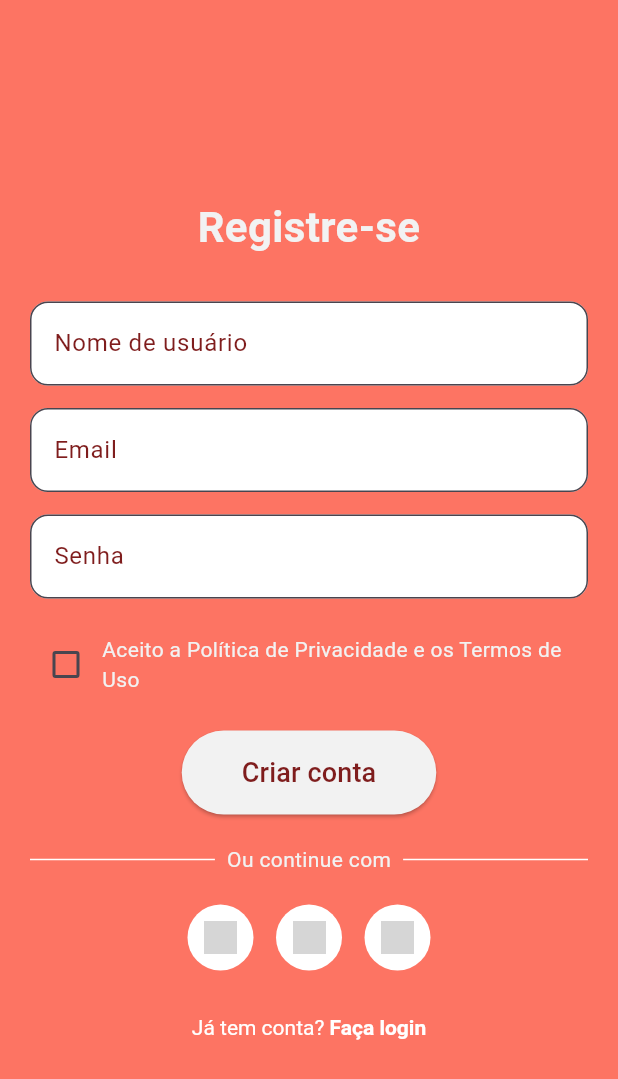
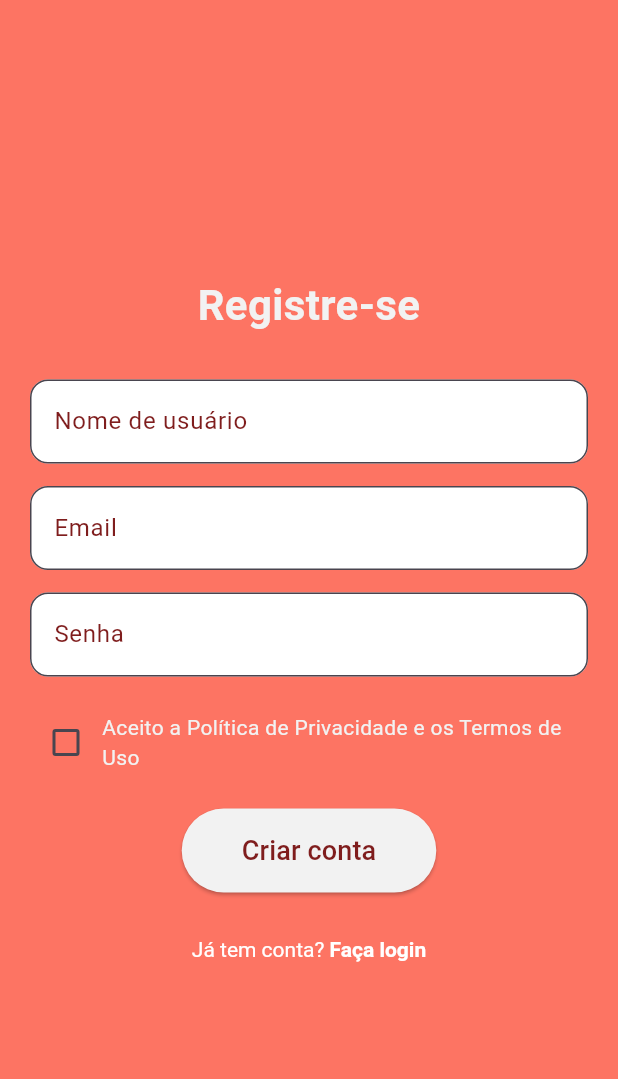
Before and after one commit to igorborges812/TCC-Ulbra-2025-Frontend, a Flutter app: the RegisterScreen screen opened directly, on a phone screen of 412 x 824 dp. Shown: the top 1079 px of the screen. Run offline on Flutter 3.47's test engine with Material 3 defaults, Android fonts, the light colour scheme and no system bars; our stand-ins replace dio, flutter_svg, image_picker, share_plus, shared_preferences, supabase; accounts and stored records are empty; network calls fail; grey boxes are pictures that could not be loaded.

Commit message:
ajuste register screen

```diff
--- a/lib/screens/register_screen.dart
+++ b/lib/screens/register_screen.dart
@@ -108,28 +108,6 @@ class _RegisterScreenState extends State<RegisterScreen> {
                         ),
                         child: Text('Criar conta', style: TextStyle(fontSize: 18)),
                       ),
-                SizedBox(height: 20),
-                Row(
-                  children: [
-                    Expanded(child: Divider(color: Colors.white)),
-                    Padding(
-                      padding: const EdgeInsets.symmetric(horizontal: 8),
-                      child: Text("Ou continue com", style: TextStyle(color: Color(0xFFF2F2F2))),
-                    ),
-                    Expanded(child: Divider(color: Colors.white)),
-                  ],
-                ),
-                SizedBox(height: 20),
-                Row(
-                  mainAxisAlignment: MainAxisAlignment.center,
-                  children: [
-                    _buildSocialIcon('assets/icons/google.png'),
-                    SizedBox(width: 15),
-                    _buildSocialIcon('assets/icons/apple.png'),
-                    SizedBox(width: 15),
-                    _buildSocialIcon('assets/icons/facebook.png'),
-                  ],
-                ),
                 SizedBox(height: 30),
                 GestureDetector(
                   onTap: () => Navigator.push(
@@ -174,12 +152,4 @@ class _RegisterScreenState extends State<RegisterScreen> {
       ),
     );
   }
-
-  Widget _buildSocialIcon(String path) {
-    return CircleAvatar(
-      backgroundColor: Colors.white,
-      radius: 22,
-      child: Image.asset(path, width: 22),
-    );
-  }
 }
```
